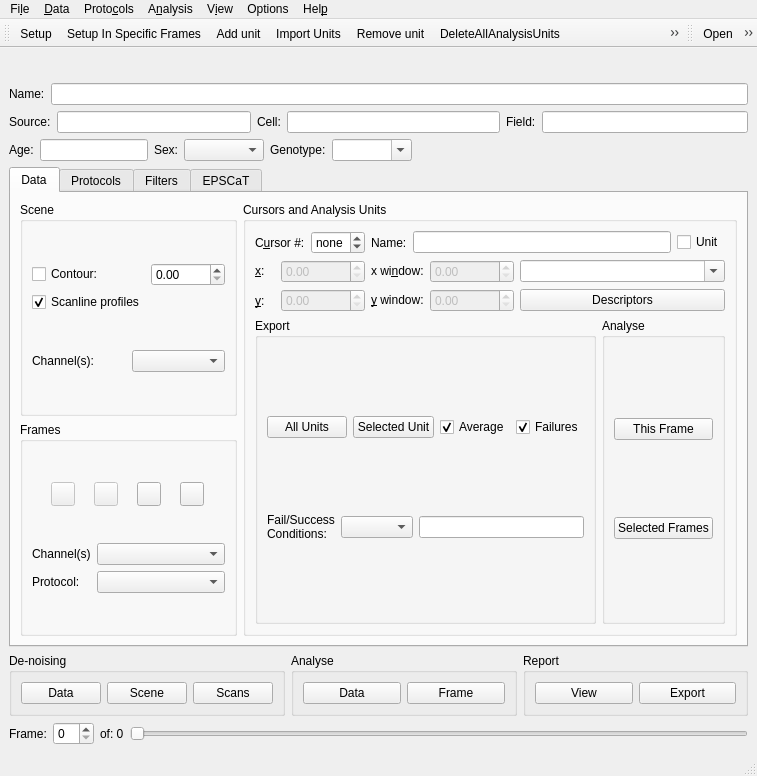
First picture: the form in imaging/LSCaTWindow.ui, repository ctigaret/scipyen, before the edit.
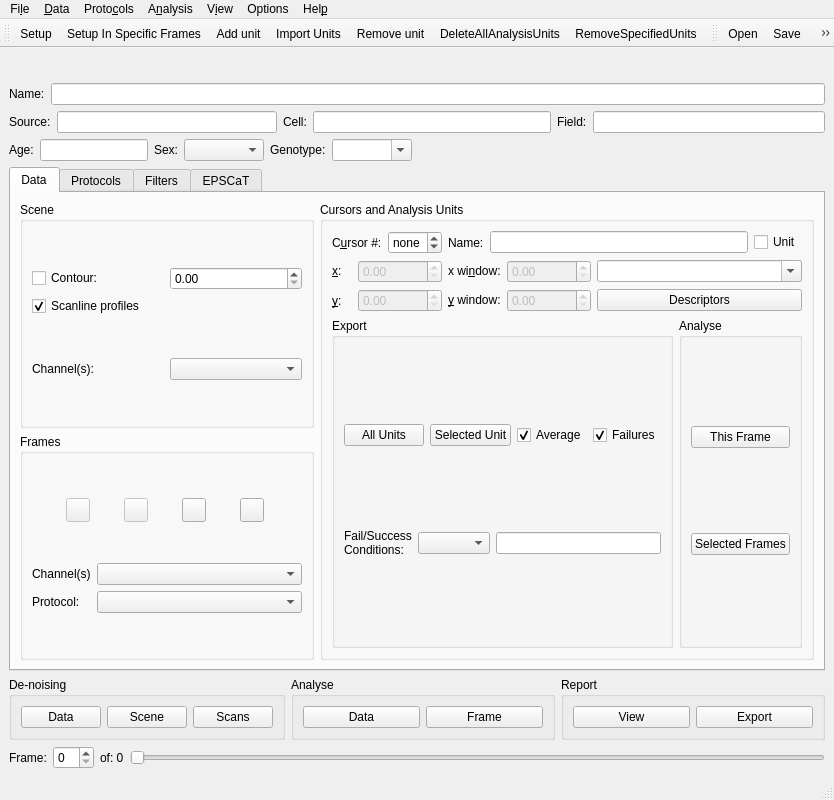
Second picture: the form after the edit. Icons and pictures are not drawn.

Diff of the .ui file:
```diff
--- a/imaging/LSCaTWindow.ui
+++ b/imaging/LSCaTWindow.ui
@@ -6,8 +6,8 @@
    <rect>
     <x>0</x>
     <y>0</y>
-    <width>757</width>
-    <height>776</height>
+    <width>834</width>
+    <height>800</height>
    </rect>
   </property>
   <property name="windowTitle">
@@ -3184,11 +3184,11 @@
     <rect>
      <x>0</x>
      <y>0</y>
-     <width>757</width>
-     <height>29</height>
+     <width>834</width>
+     <height>30</height>
     </rect>
    </property>
-   <widget class="QMenu" name="menuLoad">
+   <widget class="QMenu" name="fileMenu">
     <property name="title">
      <string>Fi&amp;le</string>
     </property>
@@ -3219,7 +3219,7 @@
     </property>
     <addaction name="whatsThisAction"/>
    </widget>
-   <widget class="QMenu" name="menuData">
+   <widget class="QMenu" name="dataMenu">
     <property name="title">
      <string>&amp;Data</string>
     </property>
@@ -3256,7 +3256,7 @@
     <addaction name="separator"/>
     <addaction name="menu_Add_replace_Electrophysiology"/>
    </widget>
-   <widget class="QMenu" name="menuView">
+   <widget class="QMenu" name="viewMenu">
     <property name="title">
      <string>V&amp;iew</string>
     </property>
@@ -3264,7 +3264,7 @@
     <addaction name="actionRefresh"/>
     <addaction name="actionOpaque_cursor_labels"/>
    </widget>
-   <widget class="QMenu" name="menuAnalysis">
+   <widget class="QMenu" name="analysisMenu">
     <property name="title">
      <string>A&amp;nalysis</string>
     </property>
@@ -3322,7 +3322,7 @@
     <addaction name="menuReporting"/>
     <addaction name="actionImport_Data_wide_Descriptors"/>
    </widget>
-   <widget class="QMenu" name="menuProtocols">
+   <widget class="QMenu" name="protocolsMenu">
     <property name="toolTip">
      <string>Manage stimulation protocols (triggers)</string>
     </property>
@@ -3339,7 +3339,7 @@
     <addaction name="actionAdopt_protocols"/>
     <addaction name="actionRemove_all_protocols"/>
    </widget>
-   <widget class="QMenu" name="menuOptions_2">
+   <widget class="QMenu" name="optionsMenu">
     <property name="title">
      <string>Options</string>
     </property>
@@ -3348,12 +3348,12 @@
     <addaction name="actionDisplay_colorbars"/>
     <addaction name="actionDisplay_scale_bars"/>
    </widget>
-   <addaction name="menuLoad"/>
-   <addaction name="menuData"/>
-   <addaction name="menuProtocols"/>
-   <addaction name="menuAnalysis"/>
-   <addaction name="menuView"/>
-   <addaction name="menuOptions_2"/>
+   <addaction name="fileMenu"/>
+   <addaction name="dataMenu"/>
+   <addaction name="protocolsMenu"/>
+   <addaction name="analysisMenu"/>
+   <addaction name="viewMenu"/>
+   <addaction name="optionsMenu"/>
    <addaction name="menuHelp"/>
   </widget>
   <widget class="QToolBar" name="unitsToolbar">
```
Left out of the diff: 63 changed lines with no effect on the pictures.
